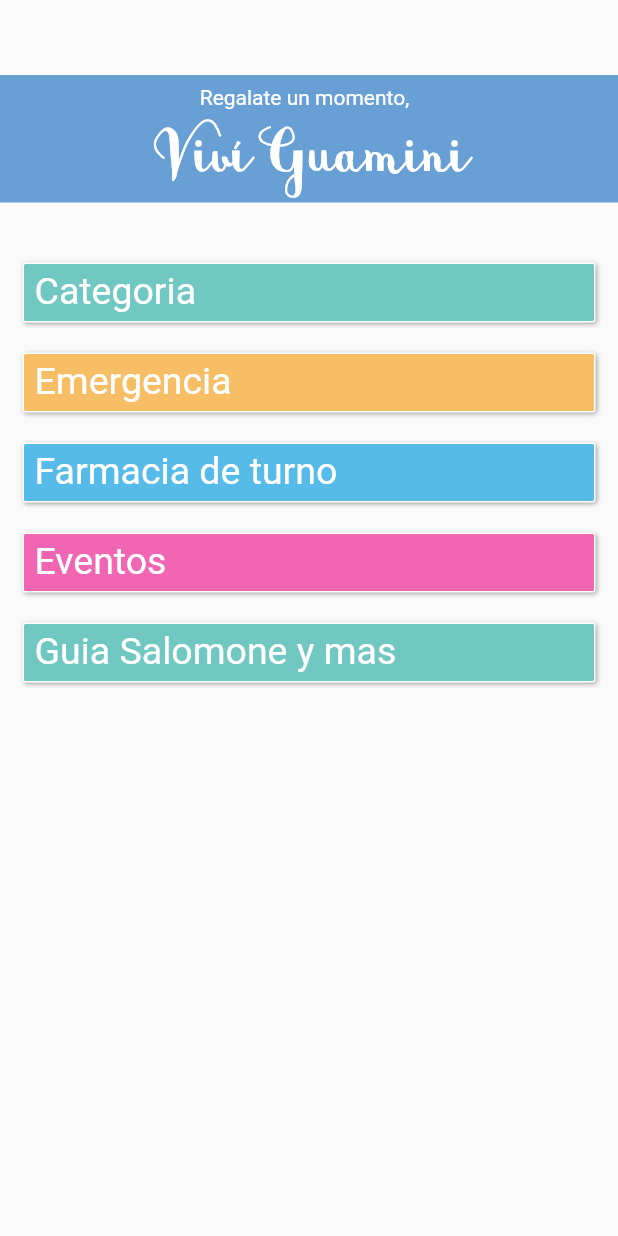
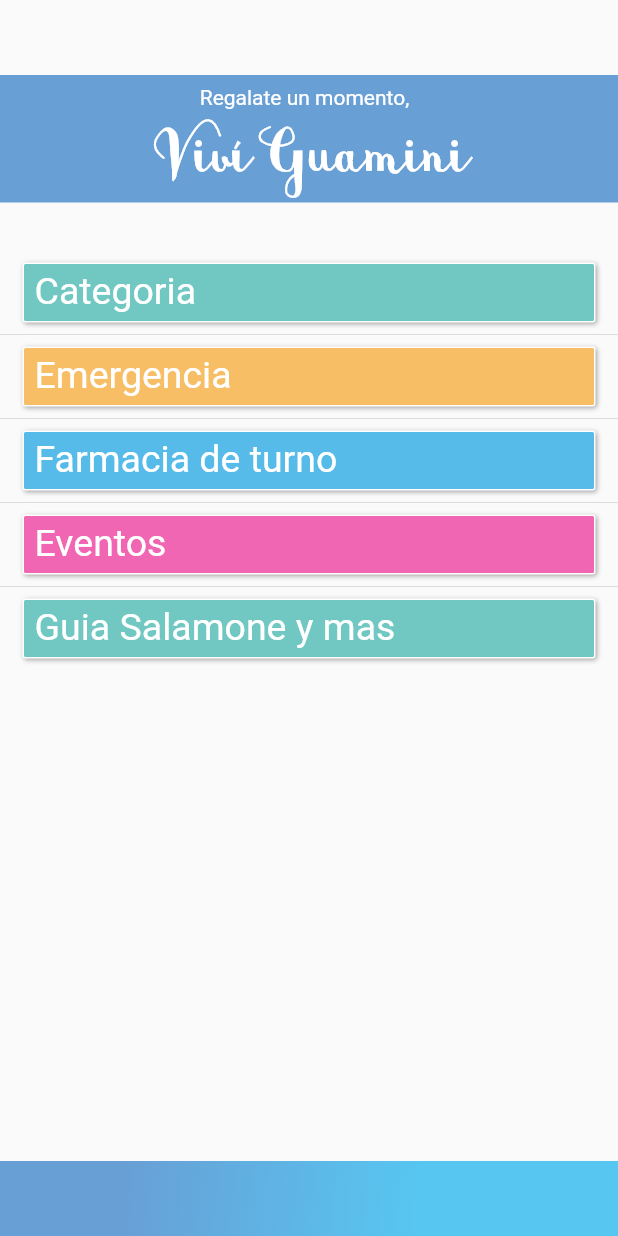
Before and after one commit to emiibarra6/viviguamini, a Flutter app: the screen it shows after launch, on a phone screen of 412 x 824 dp. Run offline on Flutter 3.47's test engine with Material 2 defaults, Android fonts, the phone set to English and light mode, and no system bars; our stand-ins replace font_awesome_flutter, geolocator, google_maps_flutter; missing offline and left inert: google_maps_webservice.

Commit message:
Se arreglaron errores de margenes en botones de inicio

```diff
--- a/lib/HomePage.dart
+++ b/lib/HomePage.dart
@@ -1,7 +1,7 @@
 import 'package:flutter/material.dart';
 import 'widgets/AppBarrvivicarhue.dart';
 import 'package:viviguamini/widgets/menubotones.dart';
-
+import 'package:viviguamini/widgets/Theme.dart' as Tema;
 class HomePage extends StatelessWidget {
   @override
   Widget build(BuildContext context) {
@@ -38,6 +38,25 @@ class _Home extends State<Home> {
         ),
 
       ],
-    ));
+    ),
+      bottomNavigationBar: Container(
+        height: 50,
+        decoration: BoxDecoration(
+            gradient: LinearGradient(
+                colors: [
+                  Tema.Colors.appBarCeleste,
+                  Tema.Colors.borde1
+                ],
+                begin: FractionalOffset(0.2, 0.0),
+                end: FractionalOffset(1.0, 0.6),
+                stops: [0.0, 0.6],
+                tileMode: TileMode.clamp
+
+            )
+
+        ),
+
+      ),
+    );
   }
 }
--- a/lib/widgets/menubotones.dart
+++ b/lib/widgets/menubotones.dart
@@ -27,9 +27,8 @@ class menubotones extends StatelessWidget{
           ),
           width: MediaQuery.of(context).size.width - 30,
           height: 40.0,
-          margin: EdgeInsets.only(top: 20.0),
           child: Text(
-            'Guia Salomone y mas',
+            'Guia Salamone y mas',
             textAlign: TextAlign.left,
             style: TextStyle(
               color: Tema.Colors.Blanco,
@@ -66,7 +65,6 @@ class menubotones extends StatelessWidget{
         ),
           width: MediaQuery.of(context).size.width - 30,
         height: 40.0,
-        margin: EdgeInsets.only(top: 40.0),
           child: Text(
             'Categoria',
             textAlign: TextAlign.left,
@@ -106,7 +104,6 @@ class menubotones extends StatelessWidget{
         ),
         width: MediaQuery.of(context).size.width - 30,
         height: 40.0,
-        margin: EdgeInsets.only(top: 20.0),
         child: new Text(
           'Emergencia',
           textAlign: TextAlign.left,
@@ -141,7 +138,6 @@ class menubotones extends StatelessWidget{
         ),
         width: MediaQuery.of(context).size.width - 30,
         height: 40.0,
-        margin: EdgeInsets.only(top: 20.0),
           child: new Text(
             'Farmacia de turno',
             textAlign: TextAlign.left,
@@ -178,7 +174,6 @@ class menubotones extends StatelessWidget{
           ),
           width: MediaQuery.of(context).size.width - 30,
           height: 40.0,
-          margin: EdgeInsets.only(top: 20.0),
             child: new Text(
               'Eventos',
               textAlign: TextAlign.left,
@@ -197,10 +192,15 @@ class menubotones extends StatelessWidget{
     return new Center(
         child: Column(
         children: <Widget>[
+            SizedBox(height: 40),
             botonCategoria,
+          Divider(),
             botonEmergencia,
+          Divider(),
             farmaciaTurno,
+          Divider(),
             botonEventos,
+          Divider(),
             botonLineaTiempo
         ]
         ),
```
